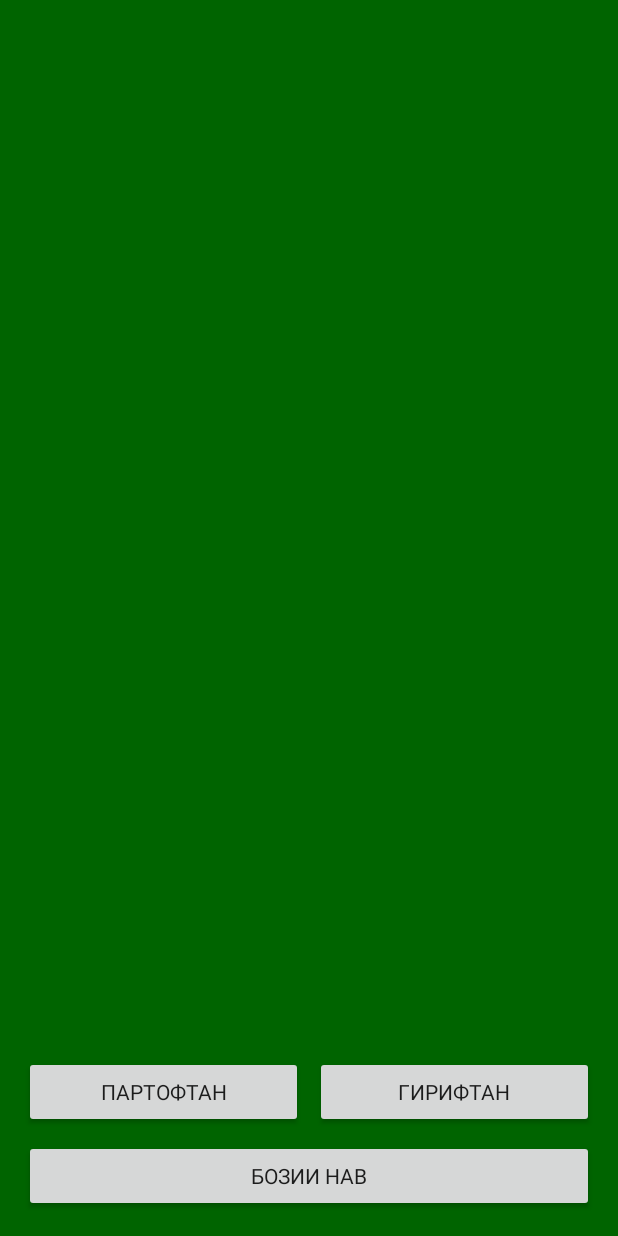
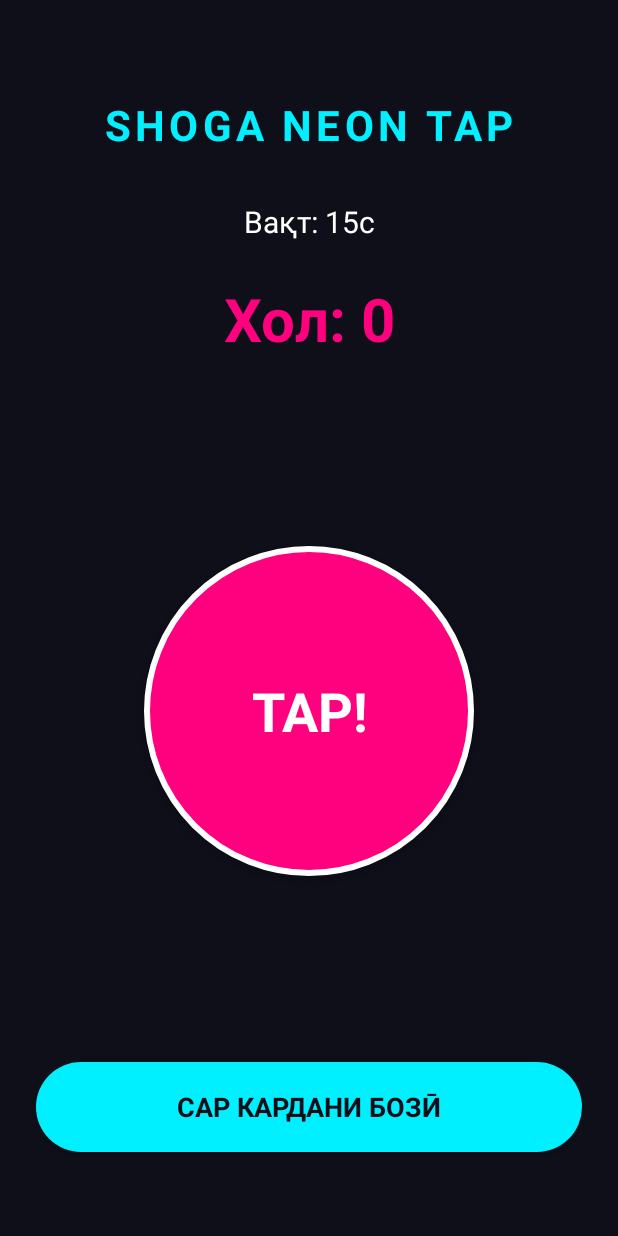
Before and after one commit to werjavop56cx-commits/PATSANI-UNIVERSAL-BUILDER, an Android app: the layout activity_main.xml on its own in the app's theme, with its tools: preview values and no code run, on a phone screen of 412 x 824 dp. Run offline under Robolectric (Android 15) with nearby library versions, the phone set to English and light mode, and no system bars.

Commit message:
SHOGA APK 1794745476

```diff
--- a/project/app/build.gradle
+++ b/project/app/build.gradle
@@ -18,5 +18,5 @@ android {
 dependencies {
     implementation 'androidx.appcompat:appcompat:1.7.0'
     implementation 'com.google.android.material:material:1.12.0'
-    implementation 'androidx.constraintlayout:constraintlayout:2.1.4'
+    implementation 'androidx.constraintlayout:constraintlayout:2.2.0'
 }
--- /dev/null
+++ b/project/app/src/main/res/drawable/bg_button_rounded.xml
@@ -0,0 +1,6 @@
+<?xml version="1.0" encoding="utf-8"?>
+<shape xmlns:android="http://schemas.android.com/apk/res/android"
+    android:shape="rectangle">
+    <solid android:color="@color/neon_cyan"/>
+    <corners android:radius="30dp"/>
+</shape>
--- /dev/null
+++ b/project/app/src/main/res/drawable/bg_circle_button.xml
@@ -0,0 +1,6 @@
+<?xml version="1.0" encoding="utf-8"?>
+<shape xmlns:android="http://schemas.android.com/apk/res/android"
+    android:shape="oval">
+    <solid android:color="@color/neon_pink"/>
+    <stroke android:width="4dp" android:color="@color/white"/>
+</shape>
--- a/project/app/src/main/res/layout/activity_main.xml
+++ b/project/app/src/main/res/layout/activity_main.xml
@@ -1,73 +1,77 @@
 <?xml version="1.0" encoding="utf-8"?>
-<LinearLayout xmlns:android="http://schemas.android.com/apk/res/android"
+<androidx.constraintlayout.widget.ConstraintLayout xmlns:android="http://schemas.android.com/apk/res/android"
+    xmlns:app="http://schemas.android.com/apk/res-auto"
+    android:id="@+id/rootLayout"
     android:layout_width="match_parent"
     android:layout_height="match_parent"
-    android:background="@color/game_background"
-    android:orientation="vertical"
-    android:padding="16dp">
+    android:background="@color/bg_dark"
+    android:padding="24dp">
 
     <TextView
-        android:id="@+id/tvComputerCardCount"
+        android:id="@+id/tvTitle"
         android:layout_width="wrap_content"
         android:layout_height="wrap_content"
-        android:textColor="@color/white"
-        android:textSize="18sp" />
-
-    <View
-        android:layout_width="match_parent"
-        android:layout_height="0dp"
-        android:layout_weight="1" />
+        android:text="SHOGA NEON TAP"
+        android:textColor="@color/neon_cyan"
+        android:textSize="28sp"
+        android:textStyle="bold"
+        android:letterSpacing="0.1"
+        app:layout_constraintTop_toTopOf="parent"
+        app:layout_constraintStart_toStartOf="parent"
+        app:layout_constraintEnd_toEndOf="parent"
+        android:layout_marginTop="40dp"/>
 
     <TextView
-        android:id="@+id/tvStatus"
-        android:layout_width="match_parent"
+        android:id="@+id/tvTimer"
+        android:layout_width="wrap_content"
         android:layout_height="wrap_content"
-        android:gravity="center"
-        android:textColor="@color/yellow"
-        android:textSize="22sp"
-        android:textStyle="bold" />
-
-    <View
-        android:layout_width="match_parent"
-        android:layout_height="0dp"
-        android:layout_weight="1" />
+        android:text="Вақт: 15с"
+        android:textColor="@color/white"
+        android:textSize="20sp"
+        app:layout_constraintTop_toBottomOf="@+id/tvTitle"
+        app:layout_constraintStart_toStartOf="parent"
+        app:layout_constraintEnd_toEndOf="parent"
+        android:layout_marginTop="32dp"/>
 
     <TextView
-        android:id="@+id/tvPlayerCards"
-        android:layout_width="match_parent"
+        android:id="@+id/tvScore"
+        android:layout_width="wrap_content"
         android:layout_height="wrap_content"
-        android:textColor="@color/white"
-        android:textSize="20sp"
-        android:textStyle="bold" />
-
-    <LinearLayout
-        android:layout_width="match_parent"
-        android:layout_height="wrap_content"
-        android:orientation="horizontal"
-        android:layout_marginTop="16dp">
-
-        <Button
-            android:id="@+id/btnThrow"
-            android:layout_width="0dp"
-            android:layout_height="wrap_content"
-            android:layout_weight="1"
-            android:text="Партофтан" />
-
-        <Button
-            android:id="@+id/btnTake"
-            android:layout_width="0dp"
-            android:layout_height="wrap_content"
-            android:layout_weight="1"
-            android:layout_marginStart="8dp"
-            android:text="Гирифтан" />
-
-    </LinearLayout>
+        android:text="Хол: 0"
+        android:textColor="@color/neon_pink"
+        android:textSize="40sp"
+        android:textStyle="bold"
+        app:layout_constraintTop_toBottomOf="@+id/tvTimer"
+        app:layout_constraintStart_toStartOf="parent"
+        app:layout_constraintEnd_toEndOf="parent"
+        android:layout_marginTop="24dp"/>
 
     <Button
-        android:id="@+id/btnRestart"
+        android:id="@+id/btnTap"
+        android:layout_width="220dp"
+        android:layout_height="220dp"
+        android:background="@drawable/bg_circle_button"
+        android:text="TAP!"
+        android:textColor="@color/white"
+        android:textSize="36sp"
+        android:textStyle="bold"
+        app:layout_constraintTop_toBottomOf="@+id/tvScore"
+        app:layout_constraintBottom_toTopOf="@+id/btnStart"
+        app:layout_constraintStart_toStartOf="parent"
+        app:layout_constraintEnd_toEndOf="parent"/>
+
+    <Button
+        android:id="@+id/btnStart"
         android:layout_width="match_parent"
-        android:layout_height="wrap_content"
-        android:layout_marginTop="8dp"
-        android:text="Бозии Нав" />
+        android:layout_height="60dp"
+        android:background="@drawable/bg_button_rounded"
+        android:text="САР КАРДАНИ БОЗӢ"
+        android:textColor="@color/bg_dark"
+        android:textSize="18sp"
+        android:textStyle="bold"
+        app:layout_constraintBottom_toBottomOf="parent"
+        app:layout_constraintStart_toStartOf="parent"
+        app:layout_constraintEnd_toEndOf="parent"
+        android:layout_marginBottom="32dp"/>
 
-</LinearLayout>
+</androidx.constraintlayout.widget.ConstraintLayout>
--- a/project/app/src/main/res/values/colors.xml
+++ b/project/app/src/main/res/values/colors.xml
@@ -1,6 +1,12 @@
-<?xml version="1.0" encoding="utf-8"?>
+<?xml version='1.0' encoding='utf-8'?>
 <resources>
-    <color name="game_background">#006400</color>
+    <color name="bg_dark">#0F0F1A</color>
+    <color name="neon_cyan">#00F0FF</color>
+    <color name="neon_pink">#FF007F</color>
     <color name="white">#FFFFFF</color>
-    <color name="yellow">#FFD700</color>
+    <color name="shoga_primary">#3157D5</color>
+    <color name="shoga_primary_dark">#203B9C</color>
+    <color name="shoga_accent">#00BFA5</color>
+    <color name="shoga_background">#FFFFFF</color>
+    <color name="shoga_text">#202124</color>
 </resources>
--- a/project/app/src/main/res/values/strings.xml
+++ b/project/app/src/main/res/values/strings.xml
@@ -1,4 +1,4 @@
 <?xml version="1.0" encoding="utf-8"?>
 <resources>
-    <string name="app_name">Бозии Дурака</string>
+    <string name="app_name">Shoga Neon Tap</string>
 </resources>
```
Also changed, not shown: project/app/src/main/java/com/shoga/generated/MainActivity.java, 2 other files.
